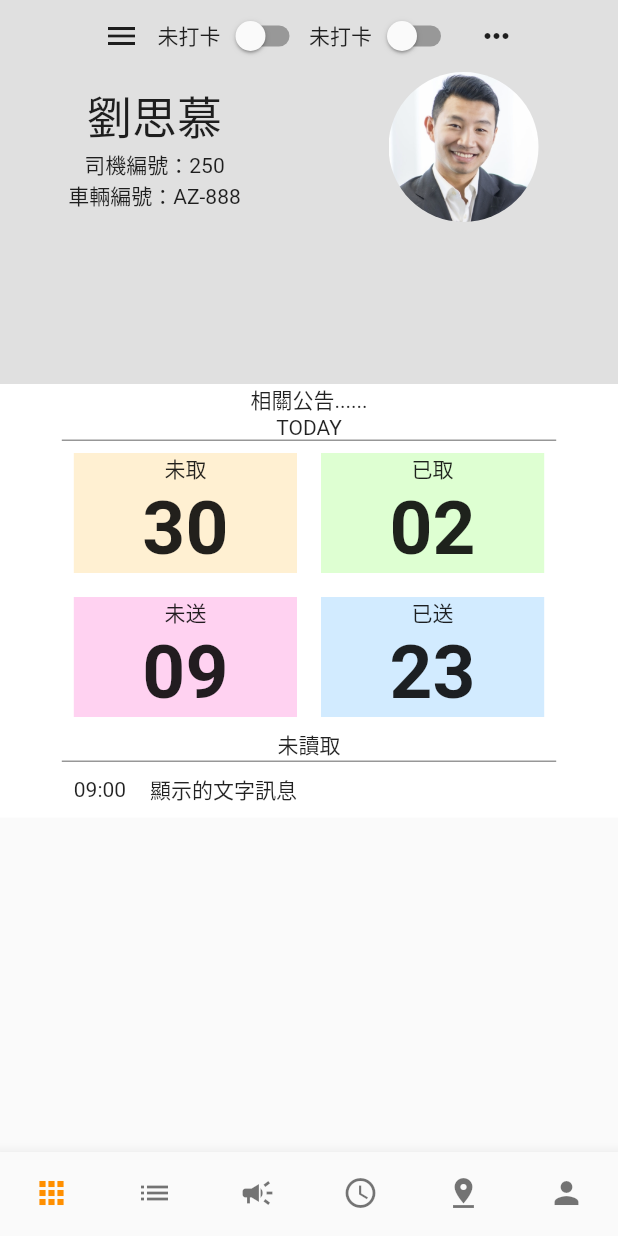
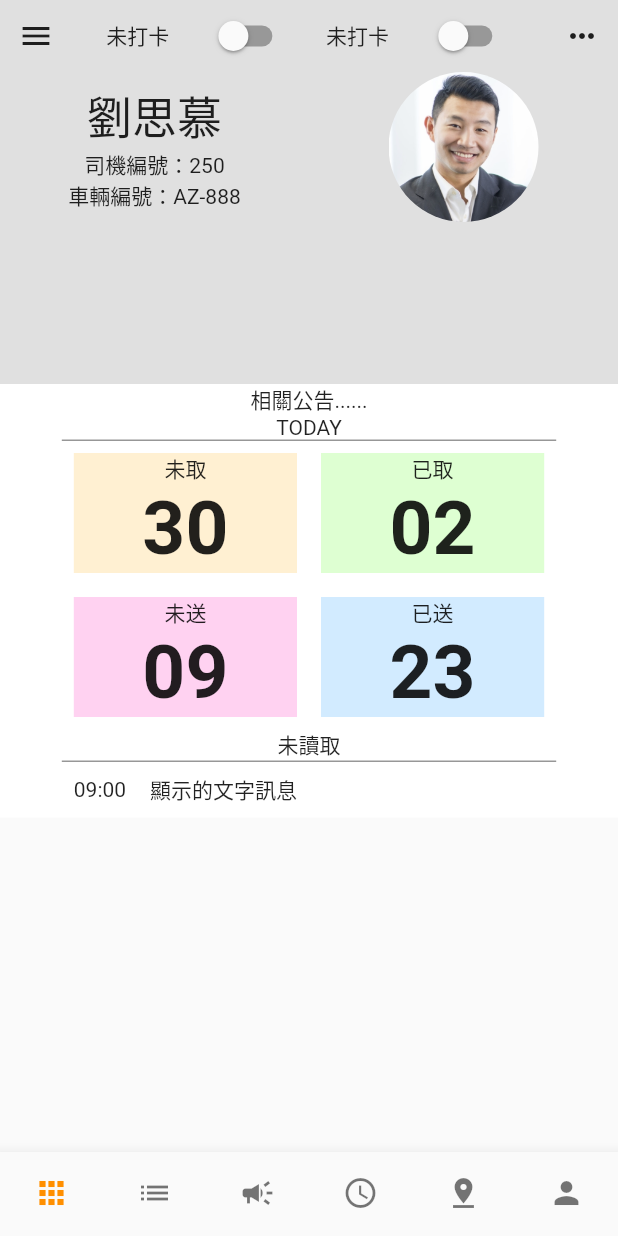
Before and after one commit to xuanzong06/atom_go, a Flutter app: the screen it shows after launch, on a phone screen of 412 x 824 dp. Run offline on Flutter 3.47's test engine with Material 2 defaults, Android fonts, the phone set to English and light mode, and no system bars; our stand-ins replace decimal, google_maps_flutter, image_picker, location, marquee, package_info_plus; missing offline and left inert: launch_review.

Commit message:
update UI

```diff
--- a/lib/FrontPage.dart
+++ b/lib/FrontPage.dart
@@ -38,51 +38,52 @@ class _FrontPageState extends State<FrontPage> {
                     color: Colors.grey[300],
                     child: Column(
                       children: [
-                        // TopNavigator(), //開始著手將全部的畫面一個一個Widget化
-                        Row(
-                          mainAxisAlignment: MainAxisAlignment.spaceEvenly,
-                          //使最上排能夠分配距離
-                          children: [
-                            SafeArea(
-                              child: Row(
-                                children: [
-                                  IconButton(
-                                    onPressed: () =>
-                                        _scaffoldKey.currentState?.openDrawer(),
-                                    //自定義IconButton.menu 需要這個值 3/3
-                                    icon: Icon(Icons.menu),
-                                  ),
-                                  Text(punchStartStr),
-                                  Switch(
-                                      value: punchStart,
-                                      onChanged: (value) {
-                                        if(punchStart == false){ //只有false的時候才有功能
-                                          setState(() {
-                                            punchStart = !punchStart;
-                                            punchStartStr = DateFormat('HH:mm').format(DateTime.now()).toString();
-                                          });
-                                        }
-                                      }),
-                                  Text(punchEndStr),
-                                  Switch(
-                                      value: punchEnd,
-                                      onChanged: (value) {
-                                        if(punchEnd == false){ //只有false的時候才有功能
-                                          setState(() {
-                                            punchEnd = !punchEnd;
-                                            punchEndStr = DateFormat('HH:mm').format(DateTime.now()).toString();
-                                          });
-                                        }
-                                      }),
-                                  IconButton(
-                                    onPressed: () {},
-                                    icon: Icon(Icons.more_horiz),
-                                  ),
-                                ],
-                              ),
-                            ),
-                          ],
-                        ),
+                        TopNavigator(), //開始著手將全部的畫面一個一個Widget化
+                        // Row(
+                        //   mainAxisAlignment: MainAxisAlignment.spaceEvenly,
+                        //   //使最上排能夠分配距離
+                        //   children: [
+                        //     SafeArea(
+                        //       child:
+                        //       Row(
+                        //         children: [
+                        //           IconButton(
+                        //             onPressed: () =>
+                        //                 _scaffoldKey.currentState?.openDrawer(),
+                        //             //自定義IconButton.menu 需要這個值 3/3
+                        //             icon: Icon(Icons.menu),
+                        //           ),
+                        //           Text(punchStartStr),
+                        //           Switch(
+                        //               value: punchStart,
+                        //               onChanged: (value) {
+                        //                 if(punchStart == false){ //只有false的時候才有功能
+                        //                   setState(() {
+                        //                     punchStart = !punchStart;
+                        //                     punchStartStr = DateFormat('HH:mm').format(DateTime.now()).toString();
+                        //                   });
+                        //                 }
+                        //               }),
+                        //           Text(punchEndStr),
+                        //           Switch(
+                        //               value: punchEnd,
+                        //               onChanged: (value) {
+                        //                 if(punchEnd == false){ //只有false的時候才有功能
+                        //                   setState(() {
+                        //                     punchEnd = !punchEnd;
+                        //                     punchEndStr = DateFormat('HH:mm').format(DateTime.now()).toString();
+                        //                   });
+                        //                 }
+                        //               }),
+                        //           IconButton(
+                        //             onPressed: () {},
+                        //             icon: Icon(Icons.more_horiz),
+                        //           ),
+                        //         ],
+                        //       ),
+                        //     ),
+                        //   ],
+                        // ),
                         Row(
                           mainAxisAlignment: MainAxisAlignment.start,
                           children: [
--- a/lib/KustomWidget/TopNavigator.dart
+++ b/lib/KustomWidget/TopNavigator.dart
@@ -1,4 +1,5 @@
 import 'package:flutter/material.dart';
+import 'package:intl/intl.dart'; //DateFormat
 
 class TopNavigator extends StatefulWidget {
   const TopNavigator({Key? key}) : super(key: key);
@@ -8,20 +9,51 @@ class TopNavigator extends StatefulWidget {
 }
 
 class _TopNavigatorState extends State<TopNavigator> {
+  bool punchStart = false;
+  bool punchEnd = false;
+  String punchStartStr = "未打卡";
+  String punchEndStr = "未打卡";
+
   @override
   Widget build(BuildContext context) {
     return Container(
-      color: Colors.amber,
+      // color: Colors.amber,
+      child: SafeArea(
         child: Row(
           mainAxisAlignment: MainAxisAlignment.spaceBetween,
           children: [
             IconButton(onPressed: () {}, icon: Icon(Icons.menu)),
-          Text('data'),
-          Switch(value: false, onChanged: (value) {}),
-          Text('data2'),
-          Switch(value: false, onChanged: (value) {}),
+            Text(punchStartStr),
+            Switch(
+                value: punchStart,
+                activeColor: Colors.black12,
+                onChanged: (value) {
+                  if (punchStart == false) {
+                    //只有false的時候才有功能
+                    setState(() {
+                      punchStart = !punchStart;
+                      punchStartStr =
+                          DateFormat('HH:mm').format(DateTime.now()).toString();
+                    });
+                  }
+                }),
+            Text(punchEndStr),
+            Switch(
+                value: punchEnd,
+                activeColor: Colors.black12,
+                onChanged: (value) {
+                  if (punchEnd == false) {
+                    //只有false的時候才有功能
+                    setState(() {
+                      punchEnd = !punchEnd;
+                      punchEndStr =
+                          DateFormat('HH:mm').format(DateTime.now()).toString();
+                    });
+                  }
+                }),
             IconButton(onPressed: () {}, icon: Icon(Icons.more_horiz)),
           ],
+        ),
       ),
     );
   }
--- a/lib/KustomWidget/TopNavigator2.dart
+++ b/lib/KustomWidget/TopNavigator2.dart
@@ -10,8 +10,9 @@ class TopNavigator2 extends StatefulWidget {
 class _TopNavigator2State extends State<TopNavigator2> {
   @override
   Widget build(BuildContext context) {
-    return Container(
-      color: Colors.amber,
+    return SafeArea(
+      child: Container(
+        // color: Colors.amber,
         child: Row(
           children: [
             IconButton(onPressed: () {}, icon: Icon(Icons.menu)),
@@ -19,6 +20,7 @@ class _TopNavigator2State extends State<TopNavigator2> {
             IconButton(onPressed: () {}, icon: Icon(Icons.more_horiz)),
           ],
         ),
+      ),
     );
   }
 }
--- a/lib/Package/PackageStatus.dart
+++ b/lib/Package/PackageStatus.dart
@@ -331,7 +331,7 @@ class _PackageStatusState extends State<PackageStatus> {
                             builder: (BuildContext context) => new PackageDetails2(missioncode: 'unpick',))),
                         child: Card(
                           shape: RoundedRectangleBorder(
-                            borderRadius: BorderRadius.circular(50),
+                            // borderRadius: BorderRadius.circular(50),
                           ),
                           color: Color(0xFFFFF0D2),
                           shadowColor: Colors.blueAccent,
@@ -379,7 +379,7 @@ class _PackageStatusState extends State<PackageStatus> {
                             builder: (BuildContext context) => new PackageDetails2(missioncode: 'picked',))),
                         child: Card(
                           shape: RoundedRectangleBorder(
-                            borderRadius: BorderRadius.circular(50),
+                            // borderRadius: BorderRadius.circular(50),
                           ),
                           color: Color(0xFFDEFFD2),
                           shadowColor: Colors.blueAccent,
@@ -420,7 +420,7 @@ class _PackageStatusState extends State<PackageStatus> {
                             builder: (BuildContext context) => new PackageDetails2(missioncode: 'undelivery',))),
                         child: Card(
                           shape: RoundedRectangleBorder(
-                            borderRadius: BorderRadius.circular(50),
+                            // borderRadius: BorderRadius.circular(50),
                           ),
                           color: Color(0xFFF05F5F), //#F05F5F
                           shadowColor: Colors.blueAccent,
@@ -462,7 +462,7 @@ class _PackageStatusState extends State<PackageStatus> {
                             builder: (BuildContext context) => new PackageDetails2(missioncode: 'deliveried',))),
                         child: Card(
                           shape: RoundedRectangleBorder(
-                            borderRadius: BorderRadius.circular(50),
+                            // borderRadius: BorderRadius.circular(50),
                           ),
                           color: Color(0xFFD2EBFF),
                           shadowColor: Colors.blueAccent,
@@ -504,7 +504,7 @@ class _PackageStatusState extends State<PackageStatus> {
                       //
                       Card(
                         shape: RoundedRectangleBorder(
-                          borderRadius: BorderRadius.circular(50),
+                          // borderRadius: BorderRadius.circular(50),
                         ),
                         color: Color(0xFFA7A7A7), //#A7A7A7
                         shadowColor: Colors.blueAccent,
--- a/lib/PersonalPage.dart
+++ b/lib/PersonalPage.dart
@@ -42,34 +42,35 @@ class _PersonalPageState extends State<PersonalPage>
                   color: Colors.grey[300],
                   child: Column(
                     children: [
-                      Row(
-                        mainAxisAlignment: MainAxisAlignment.start,
-                        //使最上排能夠分配距離
-                        children: [
-                          SafeArea(
-                            child: Row(
-
-                              children: [
-                                // TopNavigator(),
-                                IconButton(
-                                  onPressed: () =>
-                                      _scaffoldKey.currentState?.openDrawer(),
-                                  //自定義IconButton.menu 需要這個值 3/3
-                                  icon: Icon(Icons.menu),
-                                ),
-                                Container(
-                                  //發現這樣可以不被Column的crossu影響
-                                  alignment: Alignment.bottomRight,
-                                  child: IconButton(
-                                    onPressed: () {},
-                                    icon: Icon(Icons.more_horiz),
-                                  ),
-                                ),
-                              ],
-                            ),
-                          ),
-                        ],
-                      ),
+                      TopNavigator2(),
+                      // Row(
+                      //   mainAxisAlignment: MainAxisAlignment.start,
+                      //   //使最上排能夠分配距離
+                      //   children: [
+                      //     SafeArea(
+                      //       child: Row(
+                      //
+                      //         children: [
+                      //           // TopNavigator(),
+                      //           IconButton(
+                      //             onPressed: () =>
+                      //                 _scaffoldKey.currentState?.openDrawer(),
+                      //             //自定義IconButton.menu 需要這個值 3/3
+                      //             icon: Icon(Icons.menu),
+                      //           ),
+                      //           Container(
+                      //             //發現這樣可以不被Column的crossu影響
+                      //             alignment: Alignment.bottomRight,
+                      //             child: IconButton(
+                      //               onPressed: () {},
+                      //               icon: Icon(Icons.more_horiz),
+                      //             ),
+                      //           ),
+                      //         ],
+                      //       ),
+                      //     ),
+                      //   ],
+                      // ),
                       Row(
                         mainAxisAlignment: MainAxisAlignment.start,
                         children: [
--- a/lib/bottomNavigationbarTest.dart
+++ b/lib/bottomNavigationbarTest.dart
@@ -1,4 +1,5 @@
 import 'package:atom_go/KustomWidget/TopNavigator.dart';
+import 'package:atom_go/KustomWidget/TopNavigator2.dart';
 import 'package:atom_go/PersonalPage.dart';
 import 'package:atom_go/Test/NonePage.dart';
 
@@ -51,7 +52,7 @@ class _MyStatefulWidgetState extends State<MyStatefulWidget> {
     FrontPage(),
     PackageStatus(),
     NonePage(),
-    NonePage(),
+    TopNavigator2(),
     KustomMap(),
     PersonalPage(),
   ];
```
Lines whose indentation alone changed are shown as unchanged.
